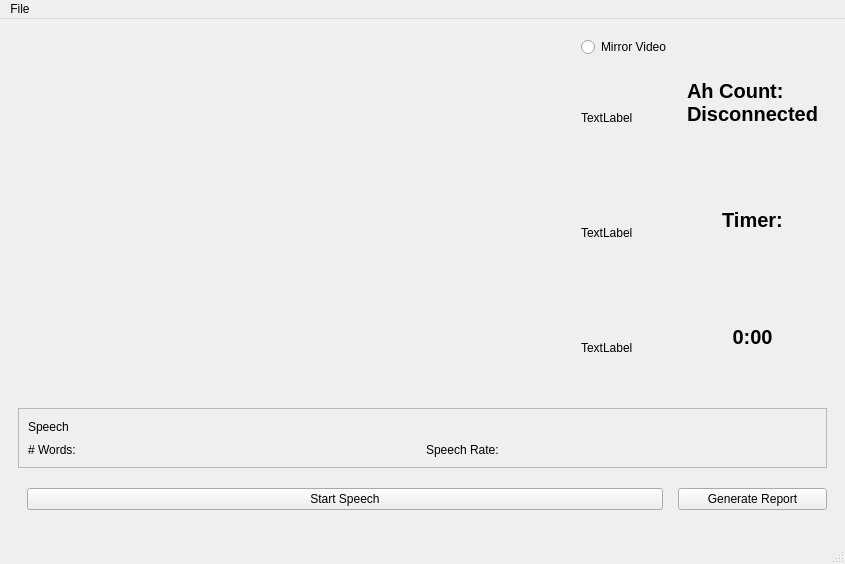
Before: the Qt Designer form Final_Project.ui in hansenc101/SANE_Final_Project, drawn with Qt 5.
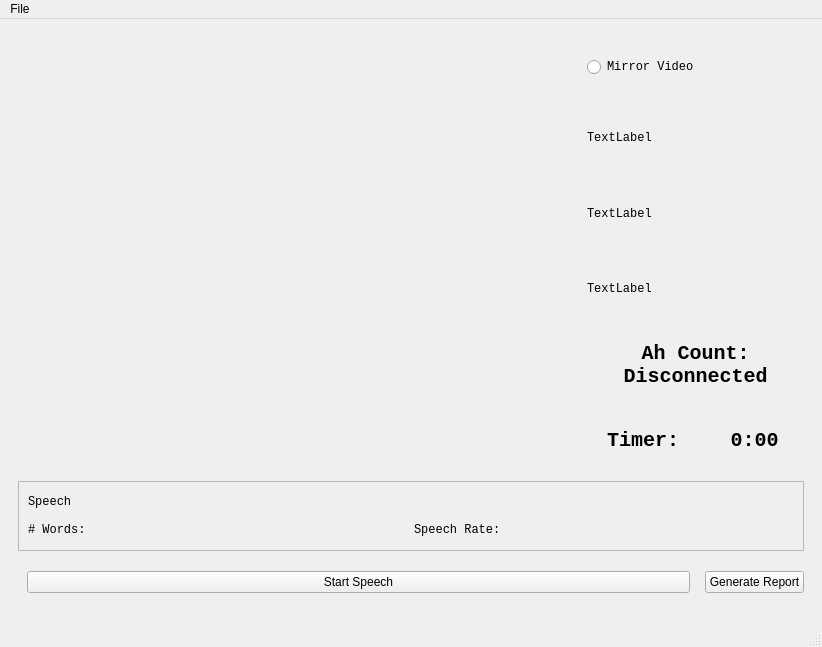
After: the same form once the commit is applied. The open tabs and pages were chosen to show the change.

Commit message: clean up UI; shorten sound duration of ring

Diff of the .ui file:
```diff
--- a/Final_Project.ui
+++ b/Final_Project.ui
@@ -6,8 +6,8 @@
    <rect>
     <x>0</x>
     <y>0</y>
-    <width>845</width>
-    <height>564</height>
+    <width>822</width>
+    <height>647</height>
    </rect>
   </property>
   <property name="windowTitle">
@@ -292,54 +292,24 @@
       </widget>
       <widget class="QWidget" name="page_5">
        <layout class="QGridLayout" name="gridLayout_4">
-        <item row="0" column="0">
-         <widget class="QLabel" name="lblOutput">
-          <property name="enabled">
-           <bool>true</bool>
-          </property>
-          <property name="sizePolicy">
-           <sizepolicy hsizetype="MinimumExpanding" vsizetype="MinimumExpanding">
-            <horstretch>0</horstretch>
-            <verstretch>0</verstretch>
-           </sizepolicy>
-          </property>
+        <item row="0" column="3">
+         <widget class="QFrame" name="frame">
           <property name="minimumSize">
            <size>
-            <width>200</width>
-            <height>150</height>
+            <width>0</width>
+            <height>60</height>
            </size>
           </property>
-          <property name="font">
-           <font>
-            <pointsize>18</pointsize>
-            <weight>75</weight>
-            <bold>true</bold>
-           </font>
-          </property>
-          <property name="layoutDirection">
-           <enum>Qt::LeftToRight</enum>
-          </property>
-          <property name="autoFillBackground">
-           <bool>false</bool>
-          </property>
           <property name="frameShape">
            <enum>QFrame::NoFrame</enum>
           </property>
           <property name="frameShadow">
-           <enum>QFrame::Plain</enum>
+           <enum>QFrame::Raised</enum>
           </property>
-          <property name="text">
-           <string/>
-          </property>
-          <property name="scaledContents">
-           <bool>false</bool>
-          </property>
-          <property name="alignment">
-           <set>Qt::AlignLeading|Qt::AlignLeft|Qt::AlignTop</set>
-          </property>
+          <layout class="QGridLayout" name="gridLayout_3"/>
          </widget>
         </item>
-        <item row="1" column="0" colspan="3">
+        <item row="7" column="0" colspan="4">
          <widget class="QFrame" name="frame_2">
           <property name="minimumSize">
            <size>
@@ -356,6 +326,11 @@
           <layout class="QGridLayout" name="gridLayout_2">
            <item row="2" column="0">
             <widget class="QLabel" name="numWordsLabel">
+             <property name="font">
+              <font>
+               <family>Monospace</family>
+              </font>
+             </property>
              <property name="text">
               <string># Words: </string>
              </property>
@@ -363,6 +338,11 @@
            </item>
            <item row="2" column="1">
             <widget class="QLabel" name="speechRateLabel">
+             <property name="font">
+              <font>
+               <family>Monospace</family>
+              </font>
+             </property>
              <property name="text">
               <string>Speech Rate: </string>
              </property>
@@ -370,6 +350,11 @@
            </item>
            <item row="0" column="0" colspan="2">
             <widget class="QLabel" name="speechOutputLabel">
+             <property name="font">
+              <font>
+               <family>Monospace</family>
+              </font>
+             </property>
              <property name="text">
               <string>Speech</string>
              </property>
@@ -378,125 +363,7 @@
           </layout>
          </widget>
         </item>
-        <item row="0" column="2">
-         <widget class="QFrame" name="frame">
-          <property name="minimumSize">
-           <size>
-            <width>0</width>
-            <height>60</height>
-           </size>
-          </property>
-          <property name="frameShape">
-           <enum>QFrame::NoFrame</enum>
-          </property>
-          <property name="frameShadow">
-           <enum>QFrame::Raised</enum>
-          </property>
-          <layout class="QGridLayout" name="gridLayout_3">
-           <item row="1" column="0" colspan="3">
-            <widget class="QLabel" name="timerLabel">
-             <property name="font">
-              <font>
-               <pointsize>15</pointsize>
-               <weight>75</weight>
-               <bold>true</bold>
-              </font>
-             </property>
-             <property name="text">
-              <string>Timer:</string>
-             </property>
-             <property name="alignment">
-              <set>Qt::AlignCenter</set>
-             </property>
-            </widget>
-           </item>
-           <item row="0" column="0" colspan="3">
-            <widget class="QLabel" name="ahCountLabel">
-             <property name="minimumSize">
-              <size>
-               <width>0</width>
-               <height>30</height>
-              </size>
-             </property>
-             <property name="font">
-              <font>
-               <pointsize>15</pointsize>
-               <weight>75</weight>
-               <bold>true</bold>
-              </font>
-             </property>
-             <property name="frameShape">
-              <enum>QFrame::NoFrame</enum>
-             </property>
-             <property name="text">
-              <string>Ah Count:
-Disconnected</string>
-             </property>
-            </widget>
-           </item>
-           <item row="2" column="0" colspan="3">
-            <widget class="QLabel" name="timeLeftLabel">
-             <property name="font">
-              <font>
-               <pointsize>15</pointsize>
-               <weight>75</weight>
-               <bold>true</bold>
-              </font>
-             </property>
-             <property name="text">
-              <string>0:00</string>
-             </property>
-             <property name="alignment">
-              <set>Qt::AlignCenter</set>
-             </property>
-            </widget>
-           </item>
-          </layout>
-         </widget>
-        </item>
-        <item row="0" column="1">
-         <layout class="QVBoxLayout" name="verticalLayout">
-          <item>
-           <widget class="QRadioButton" name="mirrorToggle">
-            <property name="text">
-             <string>Mirror Video</string>
-            </property>
-            <property name="checked">
-             <bool>false</bool>
-            </property>
-           </widget>
-          </item>
-          <item>
-           <widget class="QLabel" name="emotionTypeLabel">
-            <property name="text">
-             <string>TextLabel</string>
-            </property>
-           </widget>
-          </item>
-          <item>
-           <widget class="QLabel" name="emotionMagLabel">
-            <property name="text">
-             <string>TextLabel</string>
-            </property>
-           </widget>
-          </item>
-          <item>
-           <widget class="QLabel" name="outputFPS">
-            <property name="text">
-             <string>TextLabel</string>
-            </property>
-           </widget>
-          </item>
-         </layout>
-        </item>
-        <item row="2" column="2">
-         <widget class="QPushButton" name="generateReportBtn">
-          <property name="text">
-           <string>Generate Report</string>
-          </property>
-         </widget>
-        </item>
-        <item row="2" column="0" colspan="2">
+        <item row="8" column="0" colspan="2">
          <widget class="QStackedWidget" name="stackedWidget_2">
           <property name="sizePolicy">
            <sizepolicy hsizetype="Minimum" vsizetype="Fixed">
@@ -543,6 +410,175 @@
           </widget>
          </widget>
         </item>
+        <item row="0" column="1">
+         <widget class="QRadioButton" name="mirrorToggle">
+          <property name="font">
+           <font>
+            <family>Monospace</family>
+           </font>
+          </property>
+          <property name="text">
+           <string>Mirror Video</string>
+          </property>
+          <property name="checked">
+           <bool>false</bool>
+          </property>
+         </widget>
+        </item>
+        <item row="8" column="2" colspan="2">
+         <widget class="QPushButton" name="generateReportBtn">
+          <property name="text">
+           <string>Generate Report</string>
+          </property>
+         </widget>
+        </item>
+        <item row="0" column="0" rowspan="6">
+         <widget class="QLabel" name="lblOutput">
+          <property name="enabled">
+           <bool>true</bool>
+          </property>
+          <property name="sizePolicy">
+           <sizepolicy hsizetype="MinimumExpanding" vsizetype="MinimumExpanding">
+            <horstretch>0</horstretch>
+            <verstretch>0</verstretch>
+           </sizepolicy>
+          </property>
+          <property name="minimumSize">
+           <size>
+            <width>200</width>
+            <height>150</height>
+           </size>
+          </property>
+          <property name="font">
+           <font>
+            <pointsize>18</pointsize>
+            <weight>75</weight>
+            <bold>true</bold>
+           </font>
+          </property>
+          <property name="layoutDirection">
+           <enum>Qt::LeftToRight</enum>
+          </property>
+          <property name="autoFillBackground">
+           <bool>false</bool>
+          </property>
+          <property name="frameShape">
+           <enum>QFrame::NoFrame</enum>
+          </property>
+          <property name="frameShadow">
+           <enum>QFrame::Plain</enum>
+          </property>
+          <property name="text">
+           <string/>
+          </property>
+          <property name="scaledContents">
+           <bool>false</bool>
+          </property>
+          <property name="alignment">
+           <set>Qt::AlignLeading|Qt::AlignLeft|Qt::AlignTop</set>
+          </property>
+         </widget>
+        </item>
+        <item row="5" column="1">
+         <widget class="QLabel" name="timerLabel">
+          <property name="font">
+           <font>
+            <family>Monospace</family>
+            <pointsize>15</pointsize>
+            <weight>75</weight>
+            <bold>true</bold>
+           </font>
+          </property>
+          <property name="text">
+           <string>Timer:</string>
+          </property>
+          <property name="alignment">
+           <set>Qt::AlignCenter</set>
+          </property>
+         </widget>
+        </item>
+        <item row="4" column="1" colspan="3">
+         <widget class="QLabel" name="ahCountLabel">
+          <property name="minimumSize">
+           <size>
+            <width>0</width>
+            <height>30</height>
+           </size>
+          </property>
+          <property name="font">
+           <font>
+            <family>Monospace</family>
+            <pointsize>15</pointsize>
+            <weight>75</weight>
+            <bold>true</bold>
+           </font>
+          </property>
+          <property name="frameShape">
+           <enum>QFrame::NoFrame</enum>
+          </property>
+          <property name="text">
+           <string>Ah Count:
+Disconnected</string>
+          </property>
+          <property name="alignment">
+           <set>Qt::AlignCenter</set>
+          </property>
+         </widget>
+        </item>
+        <item row="3" column="1" colspan="3">
+         <widget class="QLabel" name="emotionMagLabel">
+          <property name="font">
+           <font>
+            <family>Monospace</family>
+           </font>
+          </property>
+          <property name="text">
+           <string>TextLabel</string>
+          </property>
+         </widget>
+        </item>
+        <item row="2" column="1" colspan="3">
+         <widget class="QLabel" name="emotionTypeLabel">
+          <property name="font">
+           <font>
+            <family>Monospace</family>
+           </font>
+          </property>
+          <property name="text">
+           <string>TextLabel</string>
+          </property>
+         </widget>
+        </item>
+        <item row="1" column="1" colspan="3">
+         <widget class="QLabel" name="outputFPS">
+          <property name="font">
+           <font>
+            <family>Monospace</family>
+           </font>
+          </property>
+          <property name="text">
+           <string>TextLabel</string>
+          </property>
+         </widget>
+        </item>
+        <item row="5" column="2" colspan="2">
+         <widget class="QLabel" name="timeLeftLabel">
+          <property name="font">
+           <font>
+            <family>Monospace</family>
+            <pointsize>15</pointsize>
+            <weight>75</weight>
+            <bold>true</bold>
+           </font>
+          </property>
+          <property name="text">
+           <string>0:00</string>
+          </property>
+          <property name="alignment">
+           <set>Qt::AlignCenter</set>
+          </property>
+         </widget>
+        </item>
        </layout>
       </widget>
       <widget class="QWidget" name="page_6">
@@ -611,7 +647,7 @@
     <rect>
      <x>0</x>
      <y>0</y>
-     <width>845</width>
+     <width>822</width>
      <height>31</height>
     </rect>
    </property>
```
The commit also changes 1 other file.
